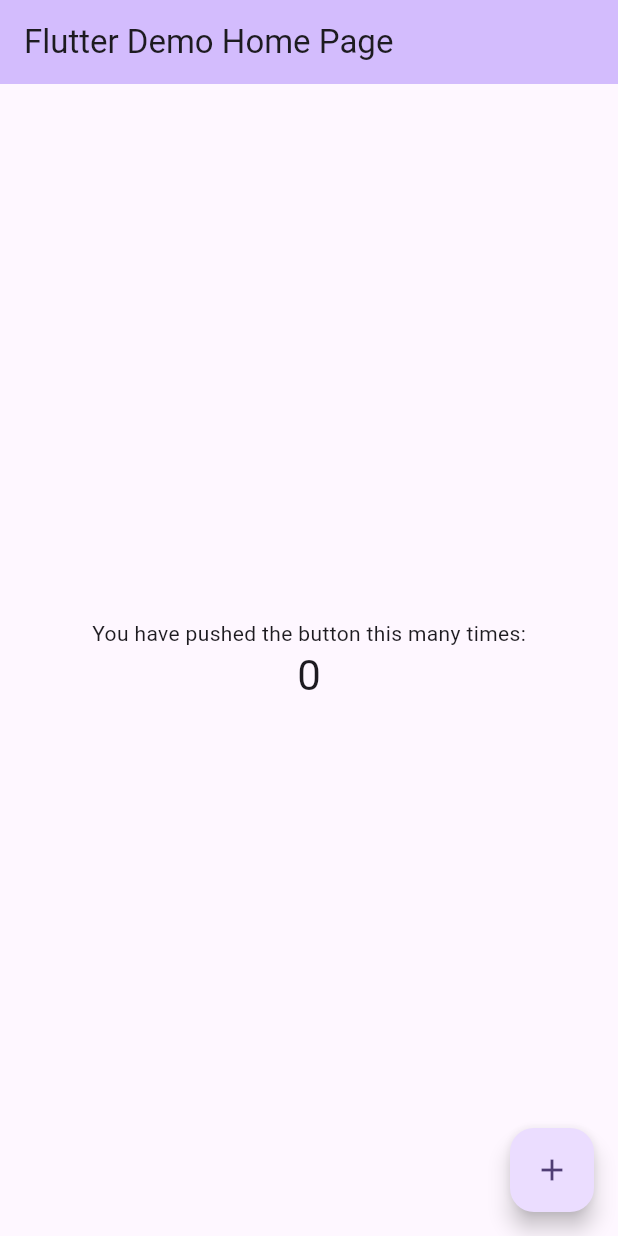
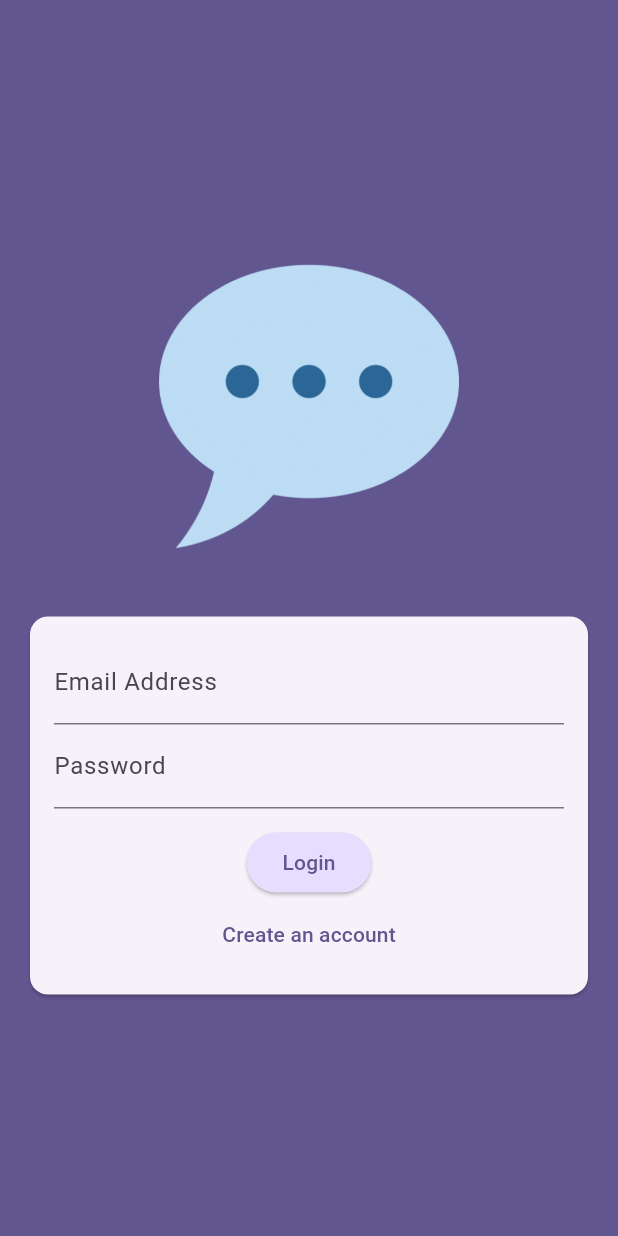
Before and after one commit to Rayen112/chat_app, a Flutter app: the screen it shows after launch, on a phone screen of 412 x 824 dp. Run offline on Flutter 3.47's test engine with Material 3 defaults, Android fonts, the phone set to English and light mode, and no system bars; our stand-ins replace firebase_auth, firebase_core; accounts and stored records are empty.

Commit message:
first update

```diff
--- a/lib/main.dart
+++ b/lib/main.dart
@@ -1,125 +1,29 @@
+import 'package:chat_app/screens/auth.dart';
 import 'package:flutter/material.dart';
+import 'package:firebase_core/firebase_core.dart';
+import 'firebase_options.dart';
 
-void main() {
-  runApp(const MyApp());
+void main() async {
+  WidgetsFlutterBinding.ensureInitialized();
+  await Firebase.initializeApp(
+  options: DefaultFirebaseOptions.currentPlatform,
+);
+  runApp(const App());
 }
 
-class MyApp extends StatelessWidget {
-  const MyApp({super.key});
+class App extends StatelessWidget {
+  const App({super.key});
 
-  // This widget is the root of your application.
   @override
   Widget build(BuildContext context) {
     return MaterialApp(
-      title: 'Flutter Demo',
-      theme: ThemeData(
-        // This is the theme of your application.
-        //
-        // TRY THIS: Try running your application with "flutter run". You'll see
-        // the application has a purple toolbar. Then, without quitting the app,
-        // try changing the seedColor in the colorScheme below to Colors.green
-        // and then invoke "hot reload" (save your changes or press the "hot
-        // reload" button in a Flutter-supported IDE, or press "r" if you used
-        // the command line to start the app).
-        //
-        // Notice that the counter didn't reset back to zero; the application
-        // state is not lost during the reload. To reset the state, use hot
-        // restart instead.
-        //
-        // This works for code too, not just values: Most code changes can be
-        // tested with just a hot reload.
-        colorScheme: ColorScheme.fromSeed(seedColor: Colors.deepPurple),
+      title: 'FlutterChat',
+      theme: ThemeData().copyWith(
         useMaterial3: true,
+        colorScheme: ColorScheme.fromSeed(
+            seedColor: const Color.fromARGB(255, 63, 17, 177)),
       ),
-      home: const MyHomePage(title: 'Flutter Demo Home Page'),
+      home: const AuthScreen(),
     );
   }
 }
-
-class MyHomePage extends StatefulWidget {
-  const MyHomePage({super.key, required this.title});
-
-  // This widget is the home page of your application. It is stateful, meaning
-  // that it has a State object (defined below) that contains fields that affect
-  // how it looks.
-
-  // This class is the configuration for the state. It holds the values (in this
-  // case the title) provided by the parent (in this case the App widget) and
-  // used by the build method of the State. Fields in a Widget subclass are
-  // always marked "final".
-
-  final String title;
-
-  @override
-  State<MyHomePage> createState() => _MyHomePageState();
-}
-
-class _MyHomePageState extends State<MyHomePage> {
-  int _counter = 0;
-
-  void _incrementCounter() {
-    setState(() {
-      // This call to setState tells the Flutter framework that something has
-      // changed in this State, which causes it to rerun the build method below
-      // so that the display can reflect the updated values. If we changed
-      // _counter without calling setState(), then the build method would not be
-      // called again, and so nothing would appear to happen.
-      _counter++;
-    });
-  }
-
-  @override
-  Widget build(BuildContext context) {
-    // This method is rerun every time setState is called, for instance as done
-    // by the _incrementCounter method above.
-    //
-    // The Flutter framework has been optimized to make rerunning build methods
-    // fast, so that you can just rebuild anything that needs updating rather
-    // than having to individually change instances of widgets.
-    return Scaffold(
-      appBar: AppBar(
-        // TRY THIS: Try changing the color here to a specific color (to
-        // Colors.amber, perhaps?) and trigger a hot reload to see the AppBar
-        // change color while the other colors stay the same.
-        backgroundColor: Theme.of(context).colorScheme.inversePrimary,
-        // Here we take the value from the MyHomePage object that was created by
-        // the App.build method, and use it to set our appbar title.
-        title: Text(widget.title),
-      ),
-      body: Center(
-        // Center is a layout widget. It takes a single child and positions it
-        // in the middle of the parent.
-        child: Column(
-          // Column is also a layout widget. It takes a list of children and
-          // arranges them vertically. By default, it sizes itself to fit its
-          // children horizontally, and tries to be as tall as its parent.
-          //
-          // Column has various properties to control how it sizes itself and
-          // how it positions its children. Here we use mainAxisAlignment to
-          // center the children vertically; the main axis here is the vertical
-          // axis because Columns are vertical (the cross axis would be
-          // horizontal).
-          //
-          // TRY THIS: Invoke "debug painting" (choose the "Toggle Debug Paint"
-          // action in the IDE, or press "p" in the console), to see the
-          // wireframe for each widget.
-          mainAxisAlignment: MainAxisAlignment.center,
-          children: <Widget>[
-            const Text(
-              'You have pushed the button this many times:',
-            ),
-            Text(
-              '$_counter',
-              style: Theme.of(context).textTheme.headlineMedium,
-            ),
-          ],
-        ),
-      ),
-      floatingActionButton: FloatingActionButton(
-        onPressed: _incrementCounter,
-        tooltip: 'Increment',
-        child: const Icon(Icons.add),
-      ), // This trailing comma makes auto-formatting nicer for build methods.
-    );
-  }
-}
--- /dev/null
+++ b/lib/screens/auth.dart
@@ -0,0 +1,136 @@
+import 'package:flutter/material.dart';
+import 'package:firebase_auth/firebase_auth.dart';
+
+final _firebase = FirebaseAuth.instance;
+
+class AuthScreen extends StatefulWidget {
+  const AuthScreen({super.key});
+
+  @override
+  State<AuthScreen> createState() {
+    return _AuthScreenState();
+  }
+}
+
+class _AuthScreenState extends State<AuthScreen> {
+  var _isLogin = true;
+  final _formKey = GlobalKey<FormState>();
+  var _enteredEmail = "";
+  var _entredPassword = "";
+
+  void _submit() async {
+    final isValid = _formKey.currentState!.validate();
+    if (!isValid) {
+      return;
+    }
+
+    _formKey.currentState!.save();
+    try {
+      if (_isLogin) {
+        final userCredentials = await _firebase.signInWithEmailAndPassword(
+            email: _enteredEmail, password: _entredPassword);
+        print(userCredentials);
+      } else {
+        final userCredentials = await _firebase.createUserWithEmailAndPassword(
+            email: _enteredEmail, password: _entredPassword);
+        print(userCredentials);
+      }
+    } on FirebaseAuthException catch (error) {
+      if (error.code == "email-already-in-use") {}
+      ScaffoldMessenger.of(context).clearSnackBars();
+      ScaffoldMessenger.of(context).showSnackBar(
+        SnackBar(
+          content: Text(error.message ?? "Authentication failed"),
+        ),
+      );
+    }
+  }
+
+  @override
+  Widget build(BuildContext context) {
+    return Scaffold(
+      backgroundColor: Theme.of(context).colorScheme.primary,
+      body: Center(
+        child: SingleChildScrollView(
+          child: Column(
+            mainAxisAlignment: MainAxisAlignment.center,
+            children: [
+              Container(
+                margin:
+                    EdgeInsets.only(top: 30, bottom: 20, left: 20, right: 20),
+                width: 200,
+                child: Image.asset('assets/images/chat.png'),
+              ),
+              Card(
+                margin: const EdgeInsets.all(20),
+                child: SingleChildScrollView(
+                  padding: EdgeInsets.all(16),
+                  child: Form(
+                    key: _formKey,
+                    child: Column(
+                      mainAxisSize: MainAxisSize.min,
+                      children: [
+                        TextFormField(
+                          keyboardType: TextInputType.emailAddress,
+                          decoration: const InputDecoration(
+                              label: Text("Email Address")),
+                          autocorrect: false,
+                          textCapitalization: TextCapitalization.none,
+                          validator: (value) {
+                            if (value == null ||
+                                value.trim().isEmpty ||
+                                !value.contains("@")) {
+                              return "Please enter a valid email address.";
+                            }
+                            return null;
+                          },
+                          onSaved: (value) {
+                            _enteredEmail = value!;
+                          },
+                        ),
+                        TextFormField(
+                            decoration:
+                                const InputDecoration(label: Text("Password")),
+                            obscureText: true,
+                            validator: (value) {
+                              if (value == null || value.trim().length < 6) {
+                                return "Password must be at least 6 caracters long";
+                              }
+                              return null;
+                            },
+                            onSaved: (value) {
+                              _entredPassword = value!;
+                            }),
+                        const SizedBox(
+                          height: 12,
+                        ),
+                        ElevatedButton(
+                          onPressed: _submit,
+                          style: ElevatedButton.styleFrom(
+                              backgroundColor: Theme.of(context)
+                                  .colorScheme
+                                  .primaryContainer),
+                          child: Text(_isLogin ? "Login" : "Sign up"),
+                        ),
+                        TextButton(
+                          onPressed: () {
+                            setState(() {
+                              _isLogin = !_isLogin;
+                            });
+                          },
+                          child: Text(_isLogin
+                              ? "Create an account"
+                              : "I already have an account. Login"),
+                        )
+                      ],
+                    ),
+                  ),
+                ),
+              ),
+            ],
+          ),
+        ),
+      ),
+    );
+  }
+}
--- a/pubspec.yaml
+++ b/pubspec.yaml
@@ -34,6 +34,8 @@ dependencies:
   # The following adds the Cupertino Icons font to your application.
   # Use with the CupertinoIcons class for iOS style icons.
   cupertino_icons: ^1.0.8
+  firebase_core: ^3.10.1
+  firebase_auth: ^5.4.1
 
 dev_dependencies:
   flutter_test:
@@ -58,8 +60,8 @@ flutter:
   uses-material-design: true
 
   # To add assets to your application, add an assets section, like this:
-  # assets:
-  #   - images/a_dot_burr.jpeg
+  assets:
+    - assets/images/chat.png
   #   - images/a_dot_ham.jpeg
 
   # An image asset can refer to one or more resolution-specific "variants", see
```
Also changed, not shown: lib/screens/chat.dart (added, +13 -0 lines), assets/images/chat.png (added), firebase.json (added), lib/firebase_options.dart (added), pubspec.lock, 6 other files.
